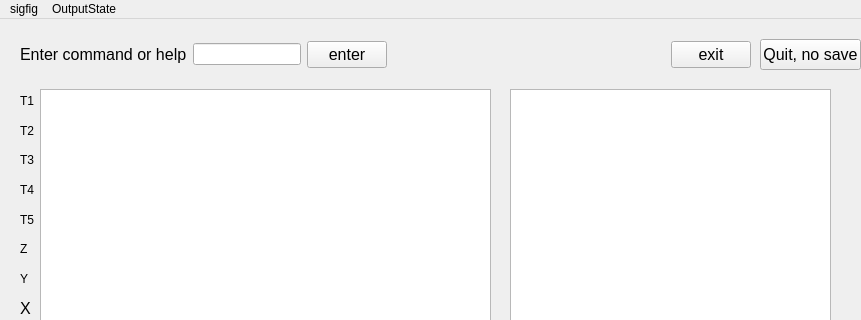
Before: the Qt Designer form mainwindow.ui in drrob1/qtrpn, drawn with Qt 5; both pictures show x 0 to 861 and y 0 to 320 of the 861 by 669 pixel window.
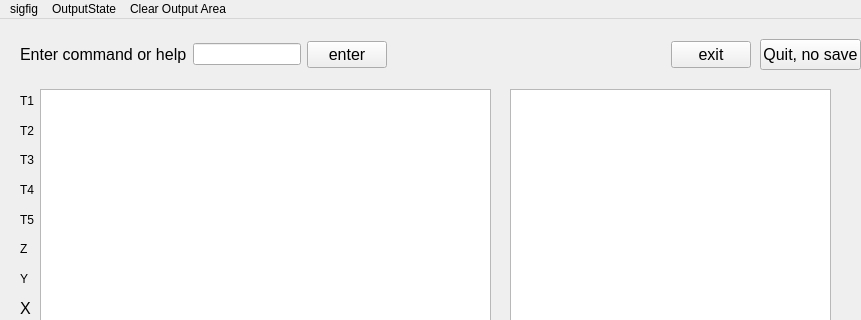
After: the same form once the commit is applied.

Commit message: 02/06/2020 09:33:37 PM mainwindow.cpp mainwindow.h mainwindow.ui qtrpn.pro.user No idea what's going on here.

What changed in the file:
```diff
--- a/mainwindow.ui
+++ b/mainwindow.ui
@@ -247,8 +247,15 @@
     <addaction name="actionfloat"/>
     <addaction name="actiongen"/>
    </widget>
+   <widget class="QMenu" name="menuClear_Output_Area">
+    <property name="title">
+     <string>Clear Output Area</string>
+    </property>
+    <addaction name="actionClear_Output"/>
+   </widget>
    <addaction name="menusigfig"/>
    <addaction name="menuOutputState"/>
+   <addaction name="menuClear_Output_Area"/>
   </widget>
   <widget class="QStatusBar" name="statusbar"/>
   <action name="action2">
```
Left out of the diff: 5 changed lines with no effect on the pictures. The commit also changes 3 other files.
